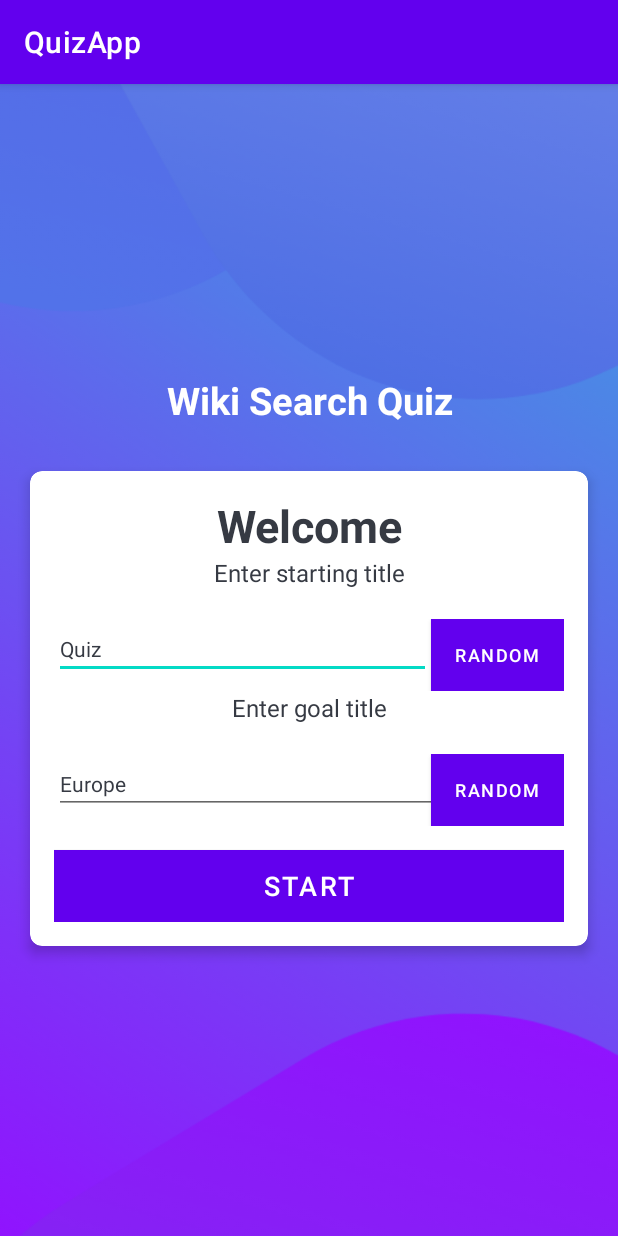
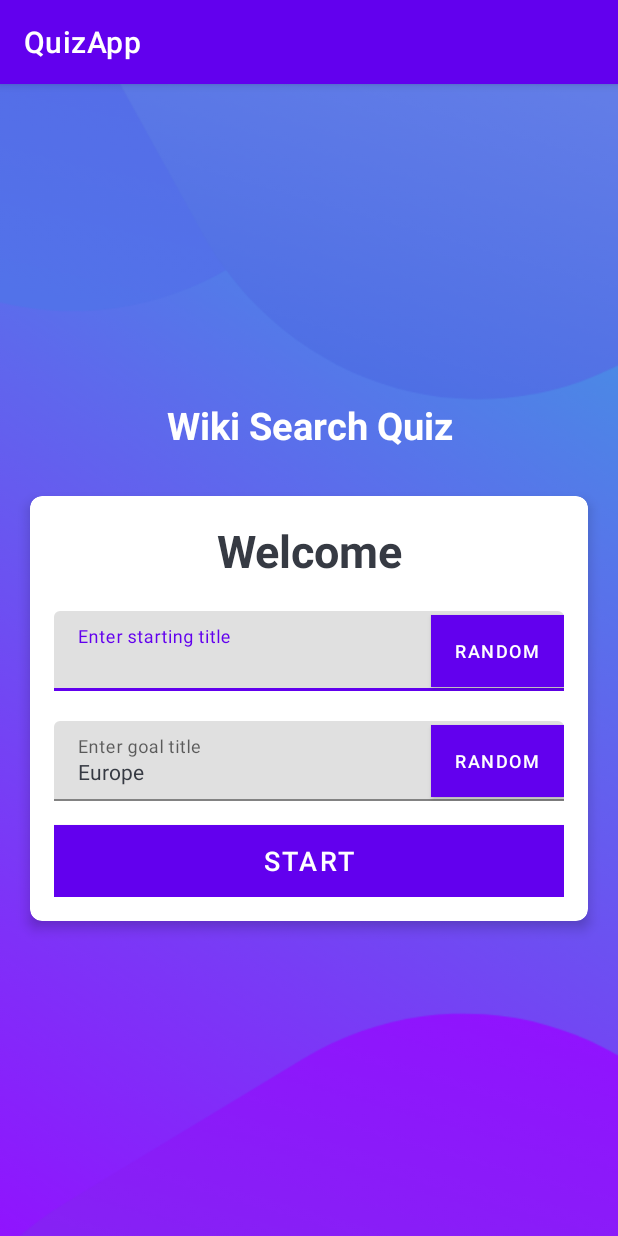
Before and after one commit to Retardeded/Chaos-Thought-Feast, an Android app: the screen it shows after launch (MainActivity), after a tap on "RANDOM", on a phone screen of 412 x 824 dp. Run offline under Robolectric (Android 15) with nearby library versions, the phone set to English and light mode, and no system bars; libraries missing offline, so code that uses them is left out: com.koushikdutta.async, com.koushikdutta.ion; pictures from the network do not load; 2 statements that could not run were skipped.

Commit message:
random goal article works & better ui

```diff
--- a/app/build.gradle
+++ b/app/build.gradle
@@ -47,4 +47,5 @@ dependencies {
     // Kotlin coroutines
     implementation "org.jetbrains.kotlinx:kotlinx-coroutines-android:1.5.0"
     implementation "androidx.lifecycle:lifecycle-viewmodel-ktx:2.3.1"
+    implementation 'androidx.lifecycle:lifecycle-runtime-ktx:2.4.0'
 }
--- a/app/src/main/java/com/knowledge/quizapp/MainActivity.kt
+++ b/app/src/main/java/com/knowledge/quizapp/MainActivity.kt
@@ -11,8 +11,7 @@ import android.widget.EditText
 import android.widget.Toast
 import androidx.appcompat.app.AppCompatActivity
 import androidx.lifecycle.ViewModelProvider
-import kotlinx.coroutines.Dispatchers
-import kotlinx.coroutines.GlobalScope
+import androidx.lifecycle.lifecycleScope
 import kotlinx.coroutines.launch
 
 
@@ -20,6 +19,7 @@ class MainActivity : AppCompatActivity() {
 
     private lateinit var buttonStart: Button
     private lateinit var buttonRandomStart: Button
+    private lateinit var buttonRandomGoal: Button
     private lateinit var editTextStartTitle: EditText
     private lateinit var editTextGoalTitle: EditText
     private val webParsing = WebParsing(this)
@@ -92,17 +92,29 @@ class MainActivity : AppCompatActivity() {
 
         randomArticleViewModel = ViewModelProvider(this).get(RandomArticleViewModel::class.java)
 
-        val buttonRandomStart = findViewById<Button>(R.id.btn_randomStartTitle)
-        buttonRandomStart.setOnClickListener {
-            GlobalScope.launch(Dispatchers.Main) {
-                val result = randomArticleViewModel.getRandomArticle()
-                if (result != null) {
-                    Toast.makeText(applicationContext, result, Toast.LENGTH_SHORT).show()
-                    print(result)
-                    editTextStartTitle.setText(result)
-                    QuizValues.correctStart = true
+        fun setRandomArticle(editText: EditText): Boolean {
+            var success = false
+            lifecycleScope.launch {
+                runCatching {
+                    randomArticleViewModel.getRandomArticle()
+                }.onSuccess { result ->
+                    editText.setText(result)
+                    success = true
+                }.onFailure { throwable ->
+                    // Handle the error, e.g., show an error message
                 }
             }
+            return success
+        }
+
+        buttonRandomStart = findViewById(R.id.btn_randomStartTitle)
+        buttonRandomStart.setOnClickListener {
+            QuizValues.correctStart = setRandomArticle(editTextStartTitle)
+        }
+
+        buttonRandomGoal = findViewById(R.id.btn_randomGoalTitle)
+        buttonRandomGoal.setOnClickListener {
+            QuizValues.correctGoal = setRandomArticle(editTextGoalTitle)
         }
     }
 
--- a/app/src/main/res/layout/activity_main.xml
+++ b/app/src/main/res/layout/activity_main.xml
@@ -44,38 +44,35 @@
                 android:textSize="30sp"
                 android:textStyle="bold"/>
 
-            <TextView
-                android:layout_width="match_parent"
-                android:layout_height="wrap_content"
-                android:gravity="center"
-                android:text="Enter starting title"
-                android:textColor="#363A43"
-                android:textSize="16sp"
-                />
-
                 <RelativeLayout
                     android:layout_width="match_parent"
                     android:layout_height="wrap_content"
                     android:layout_marginTop="20dp">
+
+                    <com.google.android.material.textfield.TextInputLayout
+                        android:layout_width="match_parent"
+                        android:layout_height="wrap_content"
+                       >
 
                     <EditText
                         android:id="@+id/et_startTitle"
                         style="@style/Widget.MaterialComponents.TextInputLayout.OutlinedBox"
                         android:layout_width="match_parent"
                         android:layout_height="wrap_content"
-                    android:layout_toLeftOf="@+id/btn_randomStartTitle"
-                    android:hint="startTitle"
+                        android:hint="Enter starting title"
                         android:text="Quiz"
                         android:textColor="#363A43"
                         android:textColorHint="#7A8089"
                         />
+
+                    </com.google.android.material.textfield.TextInputLayout>
 
                     <Button
                         android:id="@+id/btn_randomStartTitle"
                         android:layout_width="wrap_content"
                         android:layout_height="wrap_content"
                         android:layout_alignParentEnd="true"
-                    android:layout_alignParentTop="true"
+                        android:layout_centerVertical="true"
                         android:text="Random"
                         android:textSize="12sp"
                         android:textColor="@android:color/white"
@@ -84,42 +81,41 @@
 
                 </RelativeLayout>
 
-            <TextView
-                android:layout_width="match_parent"
-                android:layout_height="wrap_content"
-                android:gravity="center"
-                android:text="Enter goal title"
-                android:textColor="#363A43"
-                android:textSize="16sp"
-                />
 
             <RelativeLayout
                 android:layout_width="match_parent"
                 android:layout_height="wrap_content"
                 android:layout_marginTop="20dp">
 
+            <com.google.android.material.textfield.TextInputLayout
+                android:layout_width="match_parent"
+                android:layout_height="wrap_content">
+
                 <EditText
                     android:id="@+id/et_goalTitle"
                     style="@style/Widget.MaterialComponents.TextInputLayout.OutlinedBox"
                     android:layout_width="match_parent"
                     android:layout_height="wrap_content"
-                    android:hint="goalTitle"
+                    android:hint="Enter goal title"
                     android:text="Europe"
                     android:textColor="#363A43"
                     android:textColorHint="#7A8089"
                     />
+
+            </com.google.android.material.textfield.TextInputLayout>
 
                 <Button
                     android:id="@+id/btn_randomGoalTitle"
                     android:layout_width="wrap_content"
                     android:layout_height="wrap_content"
                     android:layout_alignParentEnd="true"
-                    android:layout_alignParentTop="true"
+                    android:layout_centerVertical="true"
                     android:text="Random"
                     android:textSize="12sp"
                     android:textColor="@android:color/white"
                     android:background="@color/design_default_color_primary"
                     />
+
 
             </RelativeLayout>
 
```
Lines whose indentation alone changed are shown as unchanged.
